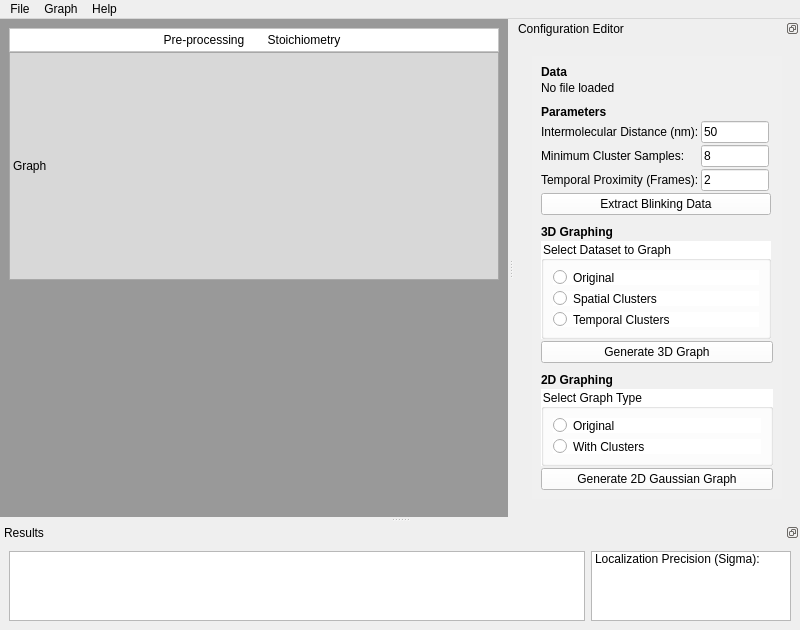
Old version of the form main.ui in the repository thericshi/protein-stoichiometry-quantifier.
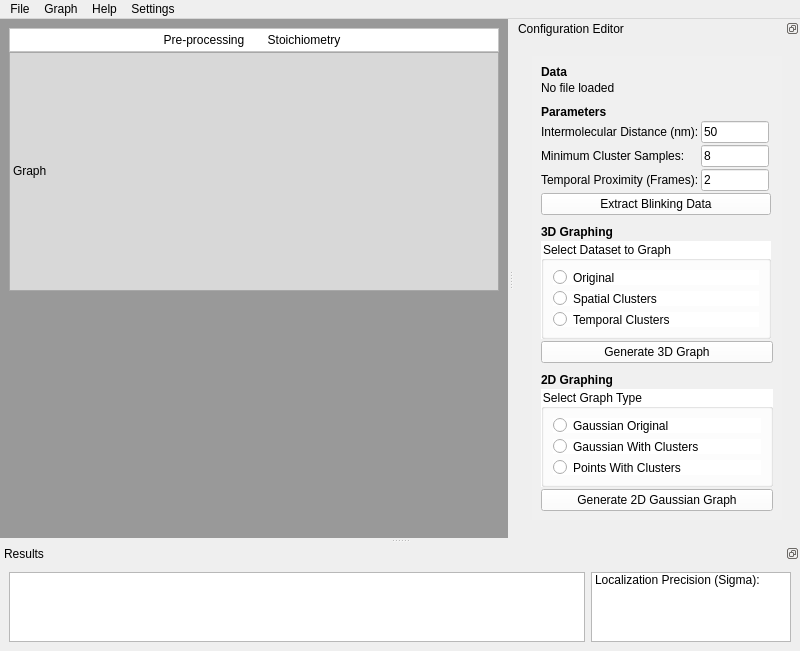
New version of the form. The open tabs and pages were chosen to show the change. Icons and pictures are not drawn.

Commit message: added 2d points plotting

```diff
--- a/main.ui
+++ b/main.ui
@@ -349,9 +349,16 @@
     </property>
     <addaction name="actionAbout"/>
    </widget>
+   <widget class="QMenu" name="menuSettings">
+    <property name="title">
+     <string>Settings</string>
+    </property>
+    <addaction name="actionModify_Attributes"/>
+   </widget>
    <addaction name="menuFile"/>
    <addaction name="menuGraph"/>
    <addaction name="menuHelp"/>
+   <addaction name="menuSettings"/>
   </widget>
   <widget class="QDockWidget" name="confDock">
    <property name="minimumSize">
@@ -987,7 +994,7 @@
                   <string>&lt;html&gt;&lt;head/&gt;&lt;body&gt;&lt;p&gt;Creates a 2D Gaussian graph directly from the unprocessed data.&lt;/p&gt;&lt;/body&gt;&lt;/html&gt;</string>
                  </property>
                  <property name="text">
-                  <string>Original</string>
+                  <string>Gaussian Original</string>
                  </property>
                 </widget>
                </item>
@@ -997,7 +1004,17 @@
                   <string>&lt;html&gt;&lt;head/&gt;&lt;body&gt;&lt;p&gt;Generates a 2D Gaussian graph with clusters represented by colours.&lt;/p&gt;&lt;/body&gt;&lt;/html&gt;</string>
                  </property>
                  <property name="text">
-                  <string>With Clusters</string>
+                  <string>Gaussian With Clusters</string>
+                 </property>
+                </widget>
+               </item>
+               <item>
+                <widget class="QRadioButton" name="radio2dPoints">
+                 <property name="toolTip">
+                  <string>&lt;html&gt;&lt;head/&gt;&lt;body&gt;&lt;p&gt;Generates a 2D non-gaussian points plotly graph with clusters represented by colours (suitable for large datasets). The plot will be displayed on the default browser.&lt;/p&gt;&lt;/body&gt;&lt;/html&gt;</string>
+                 </property>
+                 <property name="text">
+                  <string>Points With Clusters</string>
                  </property>
                 </widget>
                </item>
```
Left out of the diff: 7 changed lines with no effect on the pictures.
